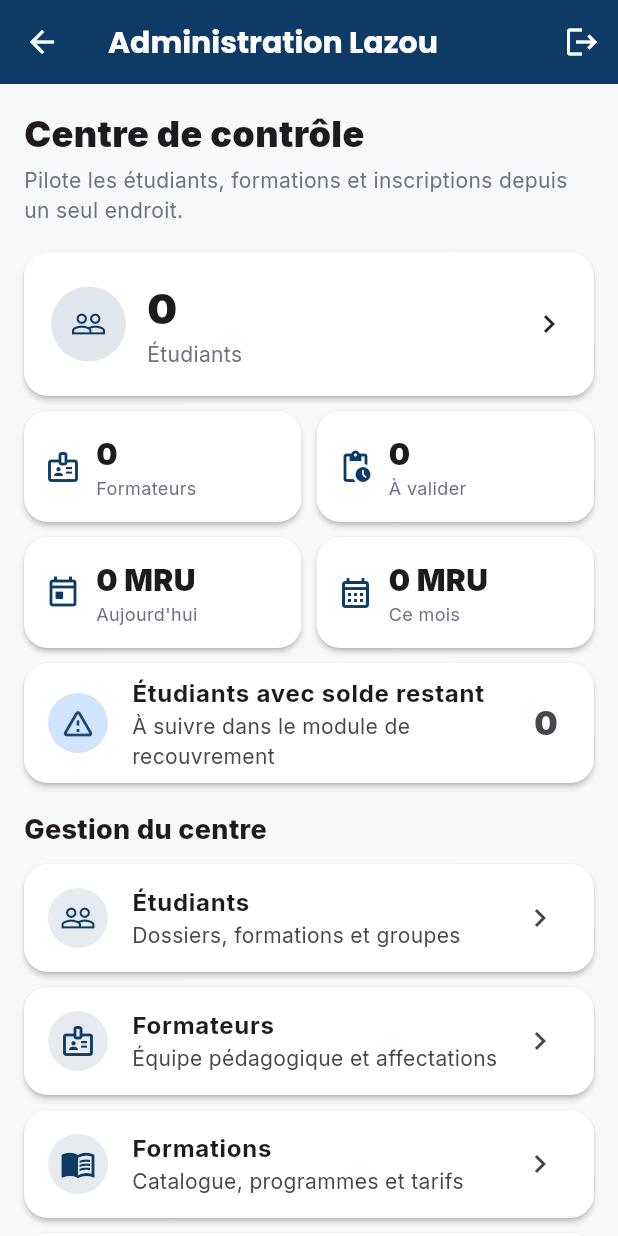
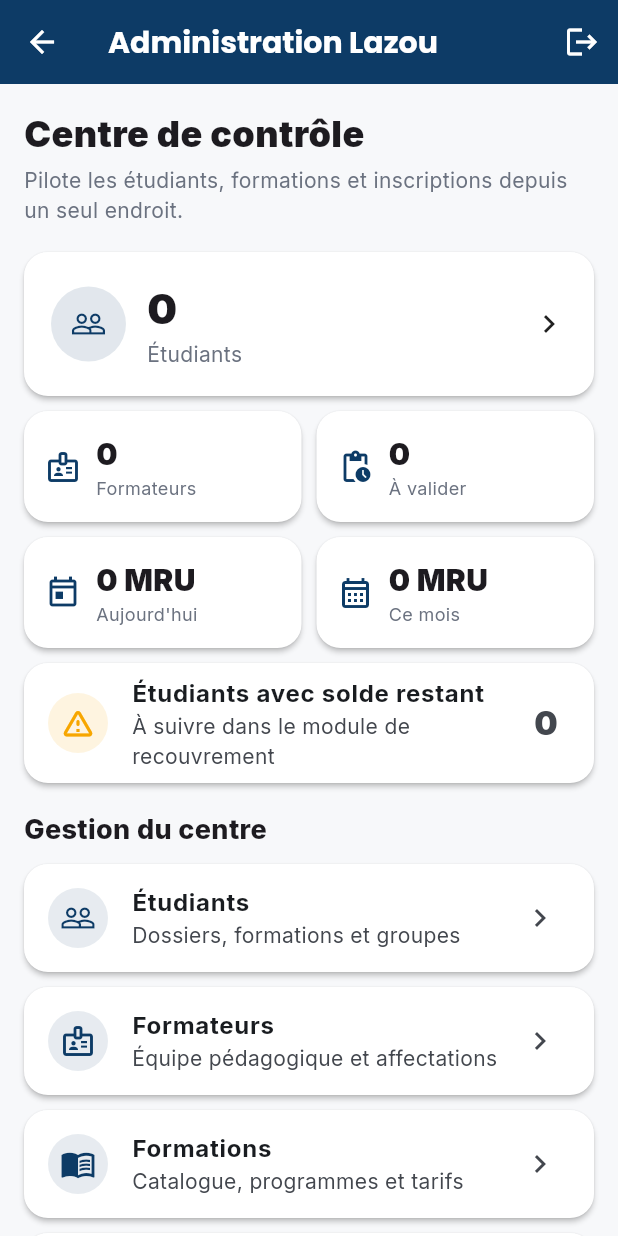
Before and after one commit to uchiwanagato22-ui/lazou-formations, a Flutter app: the AdminDashboardScreen screen opened directly, on a phone screen of 412 x 824 dp. Run offline on Flutter 3.47's test engine with Material 3 defaults, Android fonts, the phone set to English and light mode, and no system bars; our stand-ins replace cloud_firestore, file_picker, firebase_auth, firebase_core, google_fonts, google_sign_in and 3 more; accounts and stored records are empty.

Commit message:
Initial Lazou Formations

```diff
--- a/lib/theme/app_theme.dart
+++ b/lib/theme/app_theme.dart
@@ -12,6 +12,7 @@ class LazouColors {
   static const background = Color(0xFFF7F8FA);
   static const surface = Colors.white;
   static const success = Color(0xFF2E7D32);
+  static const warning = Color(0xFFF7A600); // même orange que secondary, sémantique différente
   static const error = Color(0xFFC62828);
   static const textPrimary = Color(0xFF1A1A1A);
   static const textSecondary = Color(0xFF6B7280);
```
